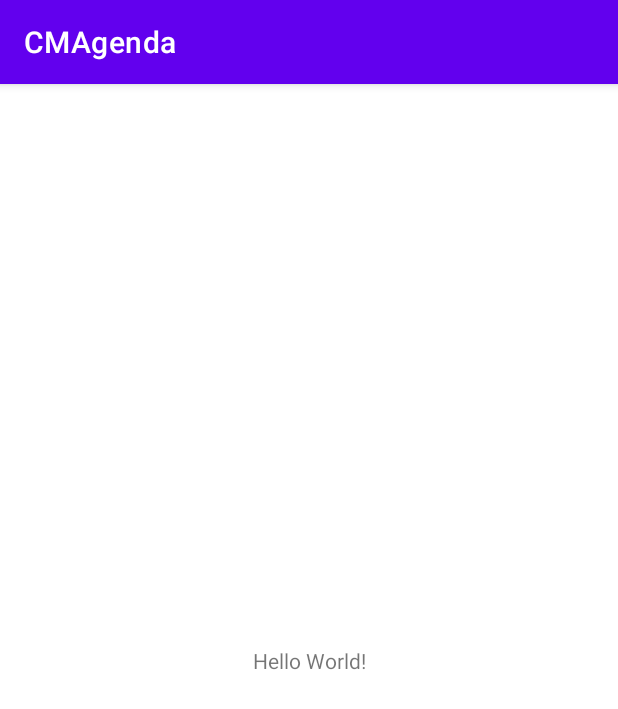
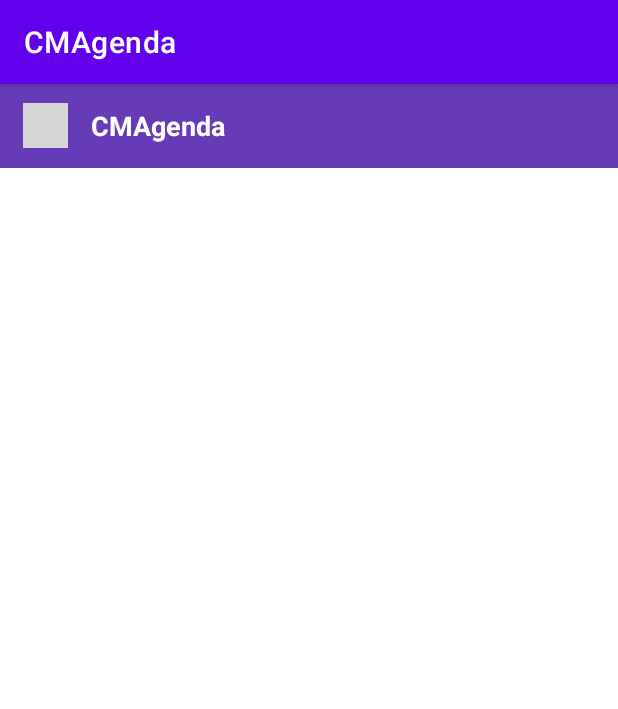
Before and after one commit to josmorrui2/CMAgenda, an Android app: the screen it shows after launch (MainActivity), on a phone screen of 412 x 824 dp. Shown: the top 709 px of the screen. Run offline under Robolectric (Android 15) with nearby library versions, the phone set to English and light mode, and no system bars; grey boxes are pictures that could not be loaded.

Commit message:
version1

```diff
--- a/app/src/main/java/com/example/cmagenda/MainActivity.java
+++ b/app/src/main/java/com/example/cmagenda/MainActivity.java
@@ -1,8 +1,14 @@
 package com.example.cmagenda;
 
 import androidx.appcompat.app.AppCompatActivity;
+import androidx.core.view.GravityCompat;
+import androidx.drawerlayout.widget.DrawerLayout;
 
 import android.os.Bundle;
+import android.view.Gravity;
+import android.view.View;
+
+import com.google.android.material.navigation.NavigationView;
 
 public class MainActivity extends AppCompatActivity {
 
@@ -10,5 +16,17 @@ public class MainActivity extends AppCompatActivity {
     protected void onCreate(Bundle savedInstanceState) {
         super.onCreate(savedInstanceState);
         setContentView(R.layout.activity_main);
+
+        final DrawerLayout drawerLayout = findViewById(R.id.drawerLayout);
+        findViewById(R.id.imageMenu).setOnClickListener(new View.OnClickListener() {
+            @Override
+            public void onClick(View v) {
+                drawerLayout.openDrawer(GravityCompat.START);
+            }
+        });
+
+        NavigationView navigationView = findViewById(R.id.navigationView);
+        navigationView.setItemIconTintList(null);
+
     }
 }
--- a/app/src/main/res/layout/activity_main.xml
+++ b/app/src/main/res/layout/activity_main.xml
@@ -1,18 +1,70 @@
 <?xml version="1.0" encoding="utf-8"?>
-<androidx.constraintlayout.widget.ConstraintLayout xmlns:android="http://schemas.android.com/apk/res/android"
+<androidx.drawerlayout.widget.DrawerLayout xmlns:android="http://schemas.android.com/apk/res/android"
     xmlns:app="http://schemas.android.com/apk/res-auto"
     xmlns:tools="http://schemas.android.com/tools"
+
+    android:id="@+id/drawerLayout"
+
     android:layout_width="match_parent"
     android:layout_height="match_parent"
     tools:context=".MainActivity">
 
-    <TextView
+    <androidx.constraintlayout.widget.ConstraintLayout
+        android:layout_width="match_parent"
+        android:layout_height="match_parent">
+
+        <LinearLayout
+            android:id="@+id/layoutToolBar"
+            android:layout_width="match_parent"
+            android:layout_height="?actionBarSize"
+            android:background="@color/colorPrimary"
+            android:gravity="center_vertical"
+            android:orientation="horizontal"
+            android:paddingStart="15dp"
+            android:paddingEnd="15dp"
+            app:layout_constraintTop_toTopOf="parent">
+
+            <ImageView
+                android:id="@+id/imageMenu"
+                android:layout_width="30dp"
+                android:layout_height="30dp"
+                android:contentDescription="@string/app_name"
+                android:src="@drawable/ic_menu"
+                app:tint="@color/colorWhite" />
+            <TextView
+                android:id="@+id/textTitle"
+                android:layout_width="match_parent"
+                android:layout_height="wrap_content"
+                android:layout_marginStart="15dp"
+                android:text="@string/app_name"
+                android:textColor="@color/colorWhite"
+                android:textSize="18sp"
+                android:textStyle="bold"
+                android:layout_marginLeft="15dp" />
+
+        </LinearLayout>
+
+
+
+    </androidx.constraintlayout.widget.ConstraintLayout>
+
+    <com.google.android.material.navigation.NavigationView
+        android:id="@+id/navigationView"
         android:layout_width="wrap_content"
-        android:layout_height="wrap_content"
-        android:text="Hello World!"
-        app:layout_constraintBottom_toBottomOf="parent"
-        app:layout_constraintLeft_toLeftOf="parent"
-        app:layout_constraintRight_toRightOf="parent"
-        app:layout_constraintTop_toTopOf="parent" />
+        android:layout_height="match_parent"
+        android:layout_gravity="start"
+        app:headerLayout="@layout/layout_navegation_header"
+        app:menu="@menu/navigation_menu"
 
-</androidx.constraintlayout.widget.ConstraintLayout>
+        />
+
+<!--    <TextView-->
+<!--        android:layout_width="wrap_content"-->
+<!--        android:layout_height="wrap_content"-->
+<!--        android:text="Hello World!"-->
+<!--        app:layout_constraintBottom_toBottomOf="parent"-->
+<!--        app:layout_constraintLeft_toLeftOf="parent"-->
+<!--        app:layout_constraintRight_toRightOf="parent"-->
+<!--        app:layout_constraintTop_toTopOf="parent" />-->
+
+</androidx.drawerlayout.widget.DrawerLayout>
--- a/app/src/main/res/values/colors.xml
+++ b/app/src/main/res/values/colors.xml
@@ -7,4 +7,13 @@
     <color name="teal_700">#FF018786</color>
     <color name="black">#FF000000</color>
     <color name="white">#FFFFFFFF</color>
+
+    <color name="colorPrimary">#673AB7</color>
+    <color name="colorPrimaryDark">#512DA8</color>
+    <color name="colorAccent">#FF5252</color>
+
+    <color name="colorPrimaryText">#212121</color>
+    <color name="colorWhite">#FFFFFF</color>
+    <color name="colorGreen">#32CD32</color>
+
 </resources>
```
Also changed, not shown: app/build.gradle (+10 -0 lines), app/src/main/res/values/strings.xml (+13 -0 lines).
